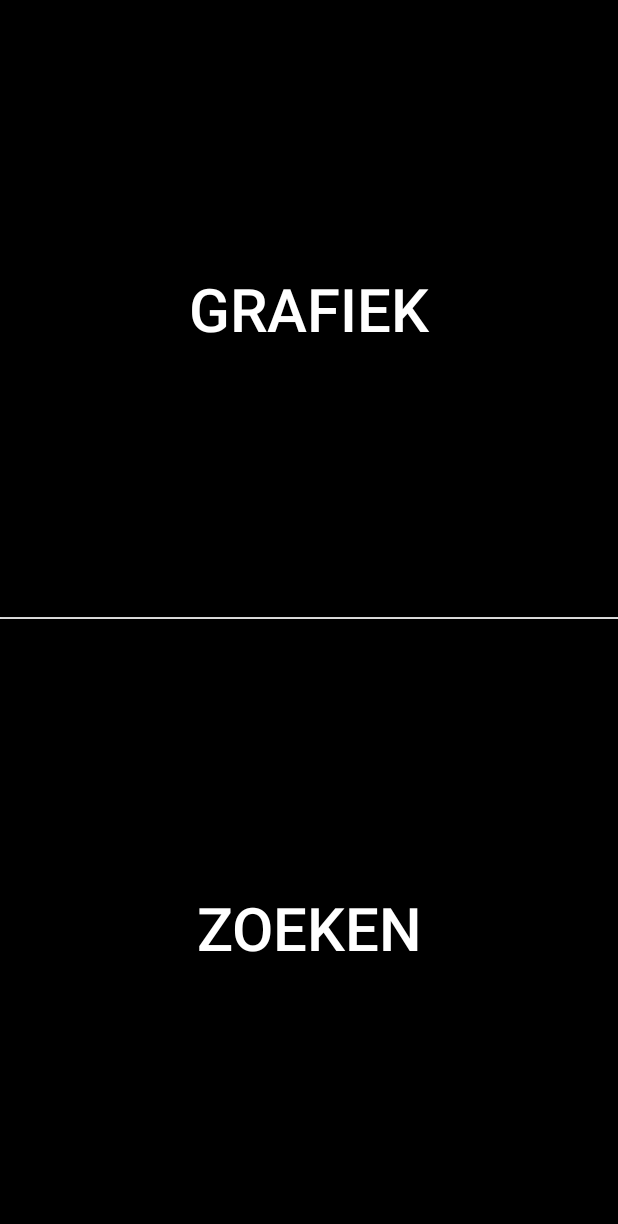
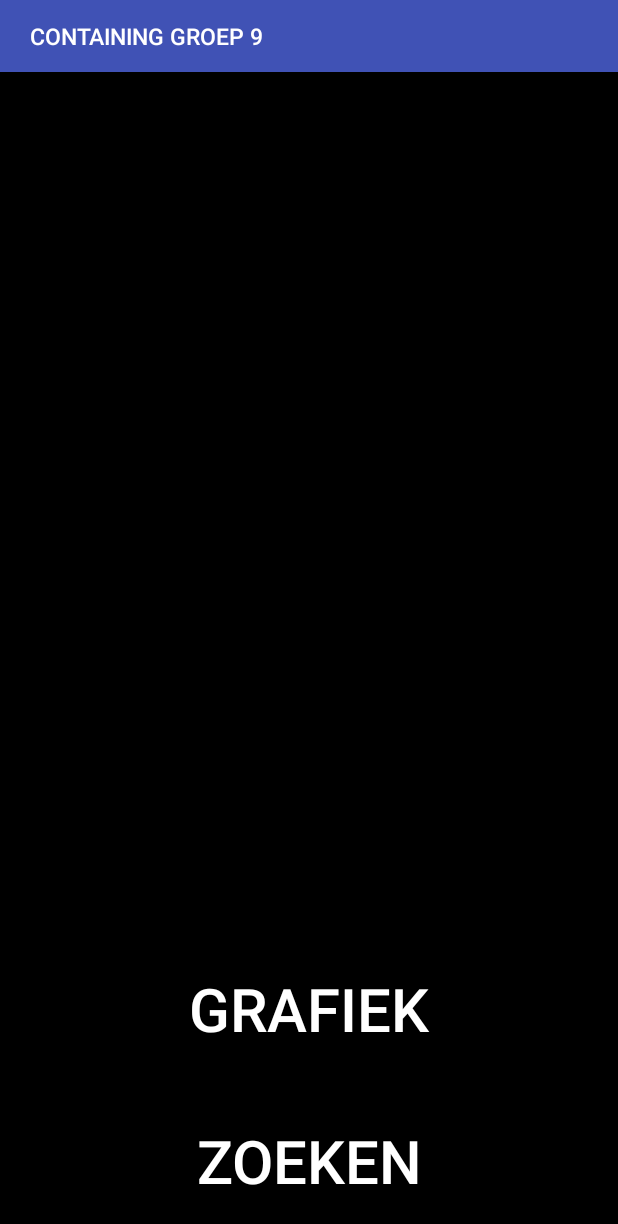
Before and after one commit to Jartim00/Containing-groep-6, an Android app: the MainMenu screen opened directly, with no data from a screen before it, on a phone screen of 412 x 824 dp. Shown: the top 1224 px of the screen. Run offline under Robolectric (Android 15) with nearby library versions, the light colour scheme and no system bars.

Commit message:
paar fixes

```diff
--- a/containingtest2/app/src/main/res/layout/menu.xml
+++ b/containingtest2/app/src/main/res/layout/menu.xml
@@ -1,40 +1,57 @@
-<LinearLayout xmlns:android="http://schemas.android.com/apk/res/android"
+<RelativeLayout xmlns:android="http://schemas.android.com/apk/res/android"
     android:id="@+id/menu"
+    android:layout_width="wrap_content"
+    android:layout_height="wrap_content"
+    android:background="#000000">
+
+
+
+<RelativeLayout
     android:layout_width="fill_parent"
     android:layout_height="fill_parent"
-    android:layout_weight="1"
-    android:orientation="vertical" >
+    android:layout_above="@+id/BottomButtons">
 
+    <Button
+        android:layout_width="fill_parent"
+        android:layout_height="wrap_content"
+        android:text="     Containing Groep 9"
+        android:id="@+id/button"
+        android:layout_alignParentTop="true"
+        android:layout_alignParentLeft="true"
+        android:layout_alignParentStart="true"
+        android:textColor="#ffffff"
+        android:textSize="15sp"
+        android:background="#4052b5"
+        android:gravity="center_vertical|left" />
+</RelativeLayout>
 
 <LinearLayout
+    android:id="@+id/BottomButtons"
+    android:layout_height="wrap_content"
     android:layout_width="fill_parent"
-    android:layout_height="wrap_content"
-    android:layout_marginRight="2dp"
-    android:layout_marginLeft="2dp"
-    android:orientation="horizontal" >
-
-</LinearLayout>
-
+    android:layout_alignParentBottom="true"
+    android:orientation="vertical" >
     <Button
         android:id="@+id/grafiek"
         android:layout_width="fill_parent"
-    android:layout_height="wrap_content"
-    android:layout_weight="0.5"
+        android:layout_height="100sp"
         android:text="Grafiek"
         android:textColor="#ffffff"
         android:background="#000000"
-    android:textSize="40sp" />
-
+        android:textSize="40sp"
+        android:layout_weight="1" />
 
     <Button
         android:id="@+id/button2"
         android:layout_width="fill_parent"
-    android:layout_height="wrap_content"
-    android:layout_weight="0.5"
+        android:layout_height="100sp"
         android:text="Zoeken"
         android:layout_marginTop="1sp"
         android:textColor="#ffffff"
         android:background="#000000"
-    android:textSize="40sp" />
-
+        android:textSize="40sp"
+        android:layout_weight="1"
+        android:paddingTop="3sp"
+        android:paddingBottom="3sp"/>
     </LinearLayout>
+    </RelativeLayout>
```
Also changed, not shown: containingtest2/app/src/main/res/drawable/splash.jpg. Lines whose indentation alone changed are shown as unchanged.
